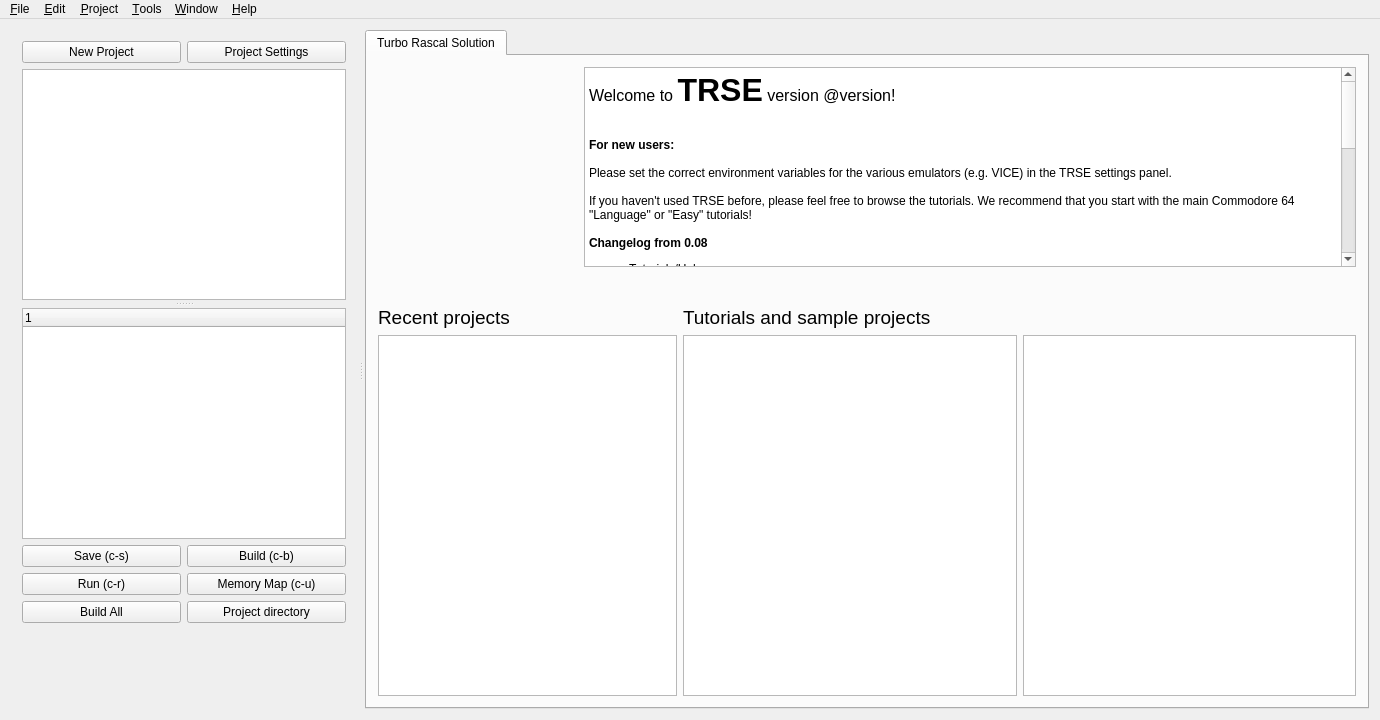
Old version of the form mainwindow.ui in the repository leuat/TRSE.
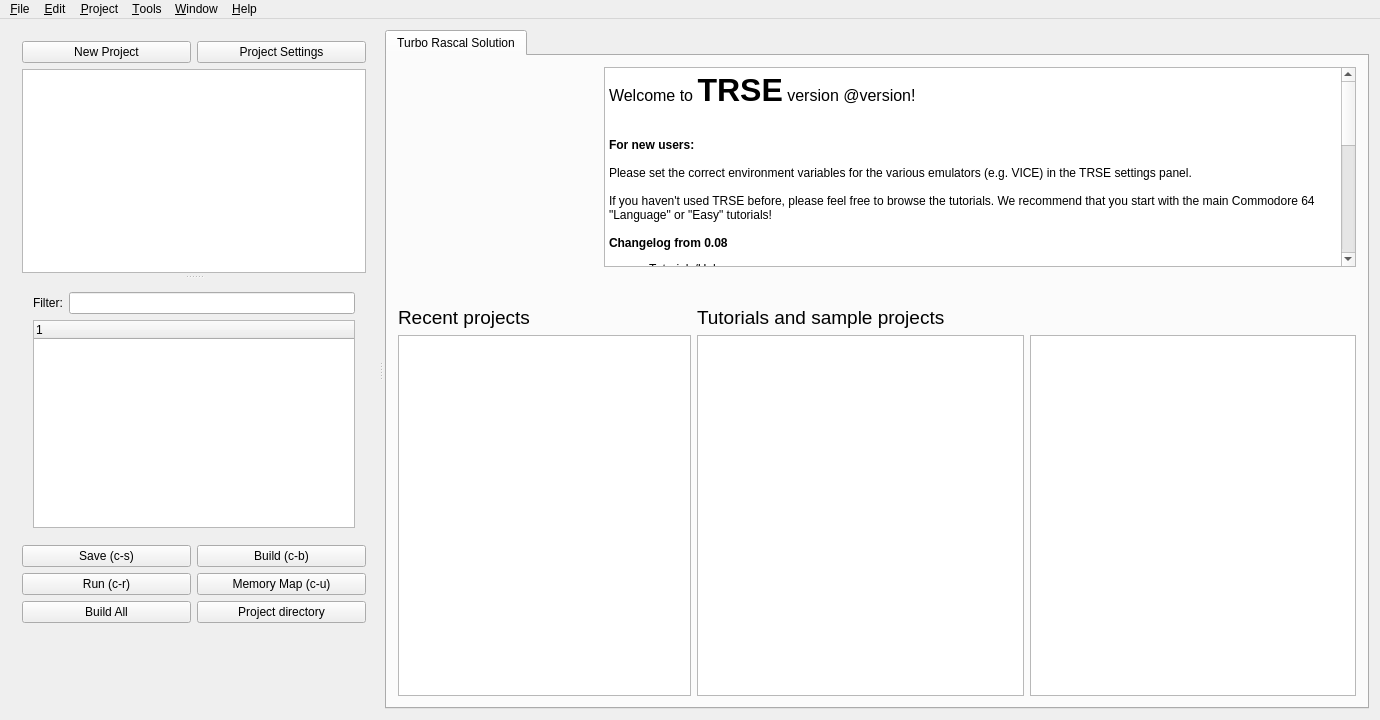
New version of the form. Icons and pictures are not drawn.

Commit message: Symtree search

```diff
--- a/mainwindow.ui
+++ b/mainwindow.ui
@@ -85,7 +85,33 @@
             <bool>true</bool>
            </property>
           </widget>
-          <widget class="QTreeWidget" name="treeSymbols"/>
+          <widget class="QWidget" name="verticalLayoutWidget">
+           <layout class="QVBoxLayout" name="verticalLayout_4">
+            <item>
+             <layout class="QHBoxLayout" name="horizontalLayout_2">
+              <item>
+               <widget class="QLabel" name="label_5">
+                <property name="text">
+                 <string>Filter:</string>
+                </property>
+               </widget>
+              </item>
+              <item>
+               <widget class="QLineEdit" name="leFilterSymbols"/>
+              </item>
+             </layout>
+            </item>
+            <item>
+             <widget class="QTreeWidget" name="treeSymbols">
+              <column>
+               <property name="text">
+                <string notr="true">1</string>
+               </property>
+              </column>
+             </widget>
+            </item>
+           </layout>
+          </widget>
          </widget>
         </item>
         <item>
@@ -273,7 +299,9 @@
 &lt;li style=&quot; font-family:'Noto Sans'; font-size:9pt;&quot; style=&quot; margin-top:0px; margin-bottom:0px; margin-left:0px; margin-right:0px; -qt-block-indent:0; text-indent:0px;&quot;&gt;New C64 tutorial on Units (intermediate)&lt;/li&gt;&lt;/ul&gt;
 &lt;p style=&quot;-qt-paragraph-type:empty; margin-top:0px; margin-bottom:0px; margin-left:0px; margin-right:0px; -qt-block-indent:0; text-indent:0px; font-family:'Noto Sans'; font-size:9pt;&quot;&gt;&lt;br /&gt;&lt;/p&gt;
 &lt;ul style=&quot;margin-top: 0px; margin-bottom: 0px; margin-left: 0px; margin-right: 0px; -qt-list-indent: 1;&quot;&gt;&lt;li style=&quot; font-family:'Noto Sans'; font-size:9pt;&quot; style=&quot; margin-top:12px; margin-bottom:0px; margin-left:0px; margin-right:0px; -qt-block-indent:0; text-indent:0px;&quot;&gt;Compiler&lt;/li&gt;&lt;/ul&gt;
-&lt;ul style=&quot;margin-top: 0px; margin-bottom: 0px; margin-left: 0px; margin-right: 0px; -qt-list-indent: 2;&quot;&gt;&lt;li style=&quot; font-family:'Noto Sans'; font-size:9pt;&quot; style=&quot; margin-top:0px; margin-bottom:0px; margin-left:0px; margin-right:0px; -qt-block-indent:0; text-indent:0px;&quot;&gt;Proper unused symbol removal (procedures, variables). Toggle in main ras window&lt;/li&gt;
+&lt;ul style=&quot;margin-top: 0px; margin-bottom: 0px; margin-left: 0px; margin-right: 0px; -qt-list-indent: 2;&quot;&gt;&lt;li style=&quot; font-family:'Noto Sans'; font-size:9pt;&quot; style=&quot; margin-top:0px; margin-bottom:0px; margin-left:0px; margin-right:0px; -qt-block-indent:0; text-indent:0px;&quot;&gt;Compiler produces intermediate output from parsing etc&lt;/li&gt;
+&lt;li style=&quot; font-family:'Noto Sans'; font-size:9pt;&quot; style=&quot; margin-top:0px; margin-bottom:0px; margin-left:0px; margin-right:0px; -qt-block-indent:0; text-indent:0px;&quot;&gt;Symbol list tree + search function&lt;/li&gt;
+&lt;li style=&quot; font-family:'Noto Sans'; font-size:9pt;&quot; style=&quot; margin-top:0px; margin-bottom:0px; margin-left:0px; margin-right:0px; -qt-block-indent:0; text-indent:0px;&quot;&gt;Proper unused symbol removal (procedures, variables). Toggle in main ras window&lt;/li&gt;
 &lt;li style=&quot; font-family:'Noto Sans'; font-size:9pt;&quot; style=&quot; margin-top:0px; margin-bottom:0px; margin-left:0px; margin-right:0px; -qt-block-indent:0; text-indent:0px;&quot;&gt;Units : TRU unit support, both user-defined and internal units. See the corresponding tutorial project.&lt;/li&gt;
 &lt;li style=&quot; font-family:'Noto Sans'; font-size:9pt;&quot; style=&quot; margin-top:0px; margin-bottom:0px; margin-left:0px; margin-right:0px; -qt-block-indent:0; text-indent:0px;&quot;&gt;M68K compiler better optimized, much faster&lt;/li&gt;
 &lt;li style=&quot; font-family:'Noto Sans'; font-size:9pt;&quot; style=&quot; margin-top:0px; margin-bottom:0px; margin-left:0px; margin-right:0px; -qt-block-indent:0; text-indent:0px;&quot;&gt;New M68K methods&lt;/li&gt;
```
Left out of the diff: 36 changed lines with no effect on the pictures. The commit also changes 4 other files.
